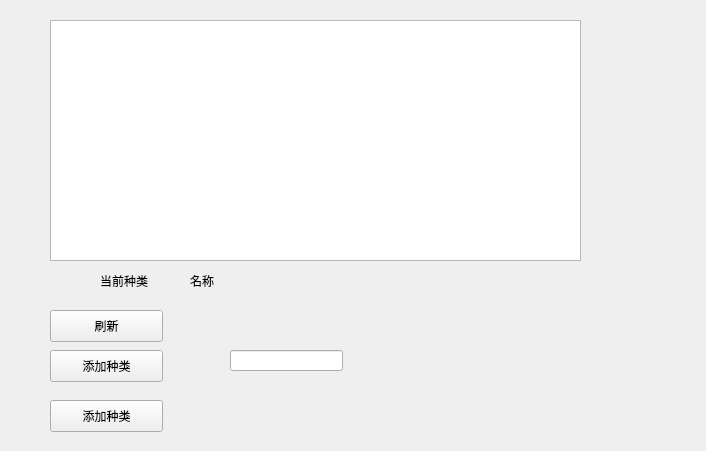
Qt form kind.ui (wangkeyi203/lengku) before a commit.
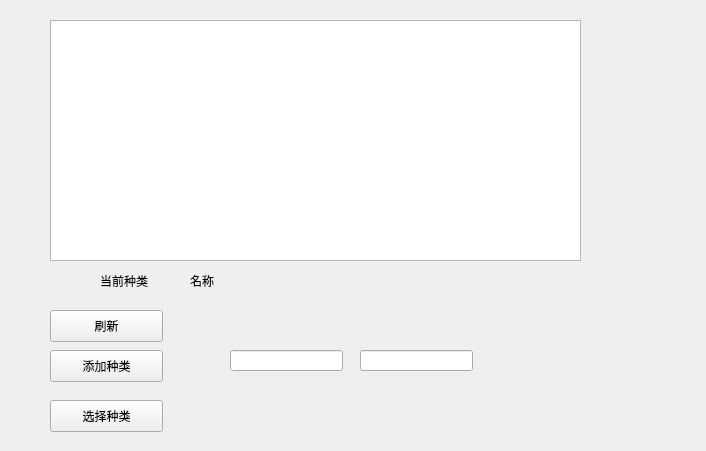
The same form after that commit.

```diff
--- a/kind.ui
+++ b/kind.ui
@@ -95,7 +95,17 @@
     </rect>
    </property>
    <property name="text">
-    <string>添加种类</string>
+    <string>选择种类</string>
+   </property>
+  </widget>
+  <widget class="QLineEdit" name="kind_price">
+   <property name="geometry">
+    <rect>
+     <x>360</x>
+     <y>350</y>
+     <width>113</width>
+     <height>21</height>
+    </rect>
    </property>
   </widget>
  </widget>
```
Left out of the diff: 6 changed lines with no effect on the pictures.
